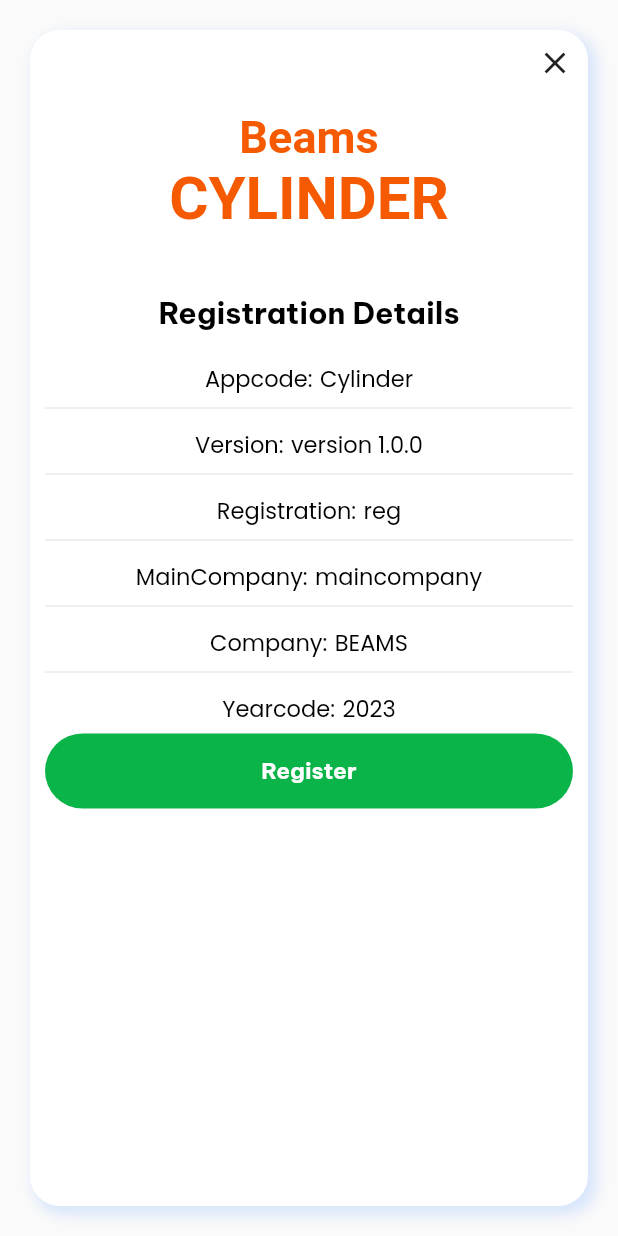
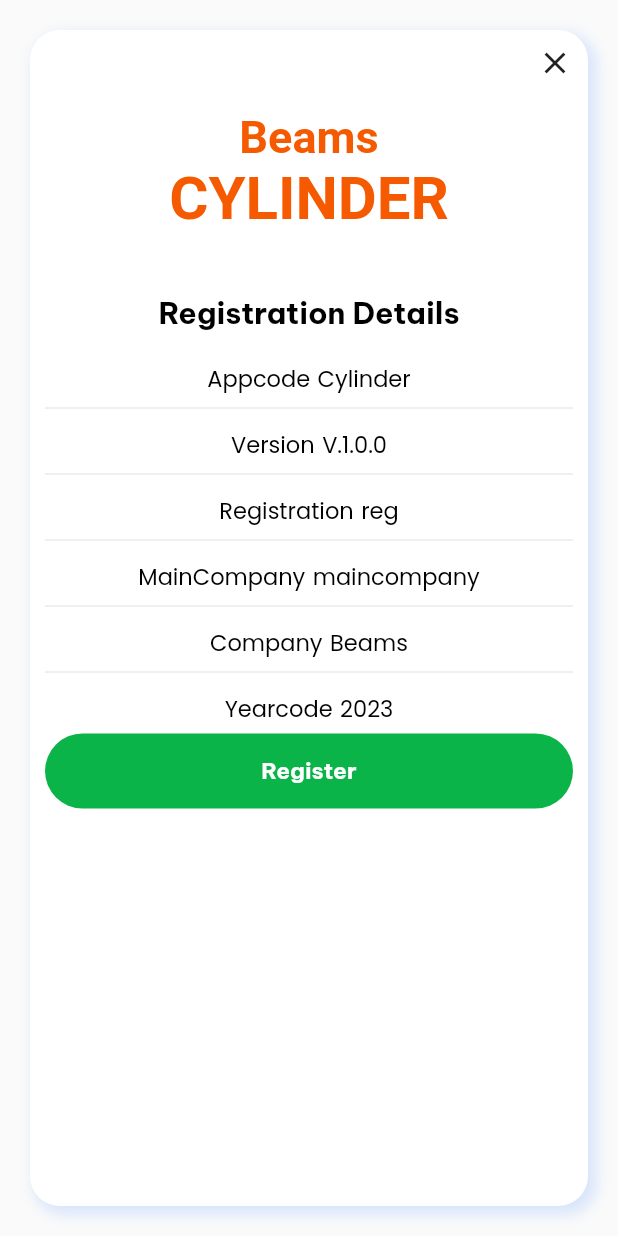
Before and after one commit to BeamsFlutter/beams_gas_cylinder, a Flutter app: the screen it shows after launch, on a phone screen of 412 x 824 dp. Run offline on Flutter 3.47's test engine with Material 2 defaults, Android fonts, the phone set to English and light mode, and no system bars; drawn by our look-alikes of flutter_bounce; our stand-ins replace device_info_plus, get, google_fonts; missing offline and left inert: coupon_uikit, platform_device_id; Roboto replaces fonts that are missing (Aclonica).

Commit message:
info page farsana

```diff
--- a/lib/views/screens/info/info.dart
+++ b/lib/views/screens/info/info.dart
@@ -32,58 +32,22 @@ class _RegisterState extends State<Register> {
               gapHC(40),
               tc('Registration Details', black, 20),
               gapH(),
-              Row(mainAxisAlignment: MainAxisAlignment.center,
-                children: [
-                  tcn('Appcode:', black, 15),
-                  gapWC(5),
-                  tcn('Cylinder',black,15)
-                ],
-              ),
+              Rowcard('Appcode', 'Cylinder'),
               const Divider(),
               gapHC(5),
-              Row(mainAxisAlignment: MainAxisAlignment.center,
-                children: [
-                  tcn('Version:', black, 15),
-                  gapWC(5),
-                  tcn('version 1.0.0',black,15)
-                ],
-              ),
+              Rowcard('Version', 'V.1.0.0'),
               const Divider(),
               gapHC(5),
-              Row(mainAxisAlignment: MainAxisAlignment.center,
-                children: [
-                  tcn('Registration:', black, 15),
-                  gapWC(5),
-                  tcn('reg',black,15)
-                ],
-              ),
+              Rowcard('Registration', 'reg'),
               const Divider(),
               gapHC(5),
-              Row(mainAxisAlignment: MainAxisAlignment.center,
-                children: [
-                  tcn('MainCompany:', black, 15),
-                  gapWC(5),
-                  tcn('maincompany',black,15)
-                ],
-              ),
+              Rowcard('MainCompany', 'maincompany'),
               const Divider(),
               gapHC(5),
-              Row(mainAxisAlignment: MainAxisAlignment.center,
-                children: [
-                  tcn('Company:', black, 15),
-                  gapWC(5),
-                  tcn('BEAMS',black,15)
-                ],
-              ),
+              Rowcard('Company', 'Beams'),
               const Divider(),
               gapHC(5),
-              Row(mainAxisAlignment: MainAxisAlignment.center,
-                children: [
-                  tcn('Yearcode:', black, 15),
-                  gapWC(5),
-                  tcn('2023',black,15)
-                ],
-              ),
+              Rowcard('Yearcode','2023'),
               gapHC(5),
               CommonButton(btnName: "Register", btnColor: buttonGreen,iconYN: false,txtColor: Colors.white,
                   onTap: (){
@@ -97,4 +61,13 @@ class _RegisterState extends State<Register> {
       ),
     );
   }
+  Widget Rowcard(text1, text2) {
+    return Row(mainAxisAlignment: MainAxisAlignment.center,
+    children: [
+    tcn(text1, black, 15),
+    gapWC(5),
+    tcn(text2,black,15)
+    ],
+    );
+  }
 }
```
